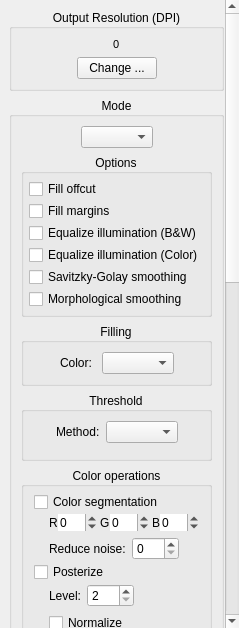
Old version of the form filters/output/ui/OutputOptionsWidget.ui in the repository 4lex4/scantailor-advanced.
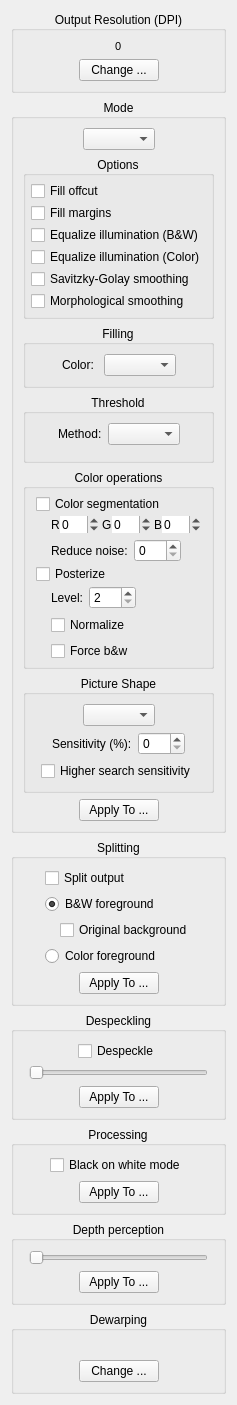
New version of the form. Custom widgets are drawn as their Qt base class.

Commit message: ~ [UI] Fix behavior of the filter widget.

Diff of the .ui file:
```diff
--- a/filters/output/ui/OutputOptionsWidget.ui
+++ b/filters/output/ui/OutputOptionsWidget.ui
@@ -2,87 +2,6 @@
 <ui version="4.0">
  <class>OutputOptionsWidget</class>
  <widget class="QWidget" name="OutputOptionsWidget">
-  <property name="windowModality">
-   <enum>Qt::NonModal</enum>
-  </property>
-  <property name="geometry">
-   <rect>
-    <x>0</x>
-    <y>0</y>
-    <width>239</width>
-    <height>628</height>
-   </rect>
-  </property>
-  <property name="sizePolicy">
-   <sizepolicy hsizetype="Preferred" vsizetype="Preferred">
-    <horstretch>0</horstretch>
-    <verstretch>0</verstretch>
-   </sizepolicy>
-  </property>
-  <property name="minimumSize">
-   <size>
-    <width>0</width>
-    <height>0</height>
-   </size>
-  </property>
-  <property name="mouseTracking">
-   <bool>false</bool>
-  </property>
-  <property name="acceptDrops">
-   <bool>false</bool>
-  </property>
-  <property name="windowTitle">
-   <string>Form</string>
-  </property>
-  <property name="autoFillBackground">
-   <bool>false</bool>
-  </property>
-  <layout class="QVBoxLayout" name="verticalLayout_13">
-   <property name="spacing">
-    <number>0</number>
-   </property>
-   <property name="leftMargin">
-    <number>0</number>
-   </property>
-   <property name="topMargin">
-    <number>0</number>
-   </property>
-   <property name="rightMargin">
-    <number>0</number>
-   </property>
-   <property name="bottomMargin">
-    <number>0</number>
-   </property>
-   <item>
-    <widget class="QScrollArea" name="scrollArea">
-     <property name="sizePolicy">
-      <sizepolicy hsizetype="Preferred" vsizetype="Preferred">
-       <horstretch>0</horstretch>
-       <verstretch>0</verstretch>
-      </sizepolicy>
-     </property>
-     <property name="layoutDirection">
-      <enum>Qt::LeftToRight</enum>
-     </property>
-     <property name="autoFillBackground">
-      <bool>false</bool>
-     </property>
-     <property name="frameShape">
-      <enum>QFrame::NoFrame</enum>
-     </property>
-     <property name="horizontalScrollBarPolicy">
-      <enum>Qt::ScrollBarAlwaysOff</enum>
-     </property>
-     <property name="sizeAdjustPolicy">
-      <enum>QAbstractScrollArea::AdjustIgnored</enum>
-     </property>
-     <property name="widgetResizable">
-      <bool>true</bool>
-     </property>
-     <property name="alignment">
-      <set>Qt::AlignLeading|Qt::AlignLeft|Qt::AlignVCenter</set>
-     </property>
-     <widget class="QWidget" name="scrollAreaWidgetContents">
       <property name="geometry">
        <rect>
         <x>0</x>
@@ -1724,10 +1643,6 @@
        </item>
       </layout>
      </widget>
-    </widget>
-   </item>
-  </layout>
- </widget>
  <customwidgets>
   <customwidget>
    <class>CollapsibleGroupBox</class>
```
Left out of the diff: 7 changed lines with no effect on the pictures. Lines whose indentation alone changed are shown as unchanged. The commit also changes 2 other files.
